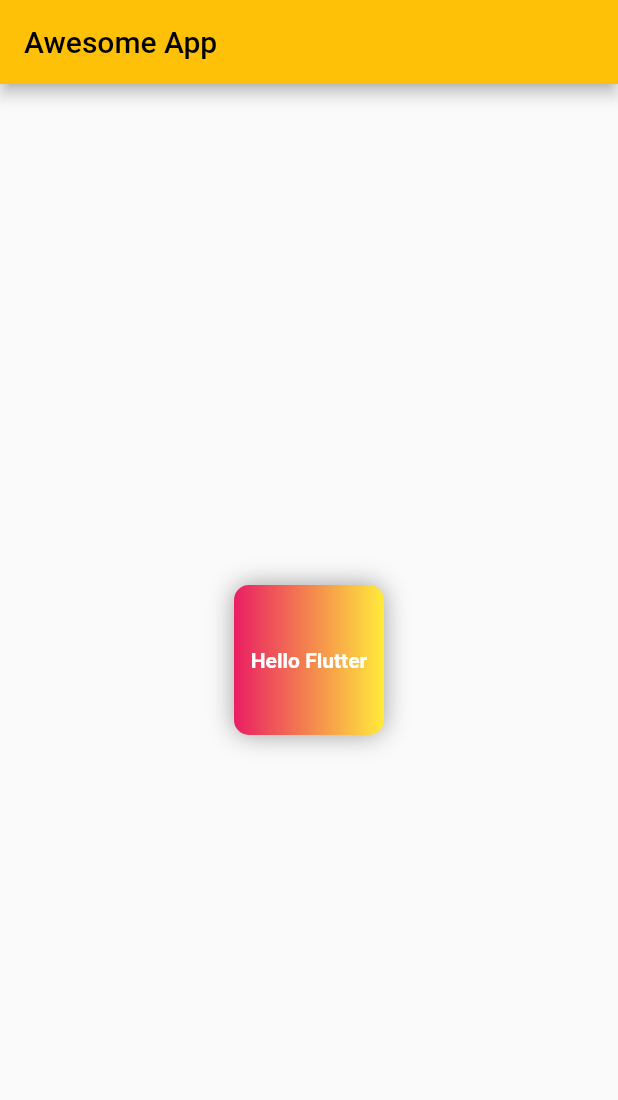
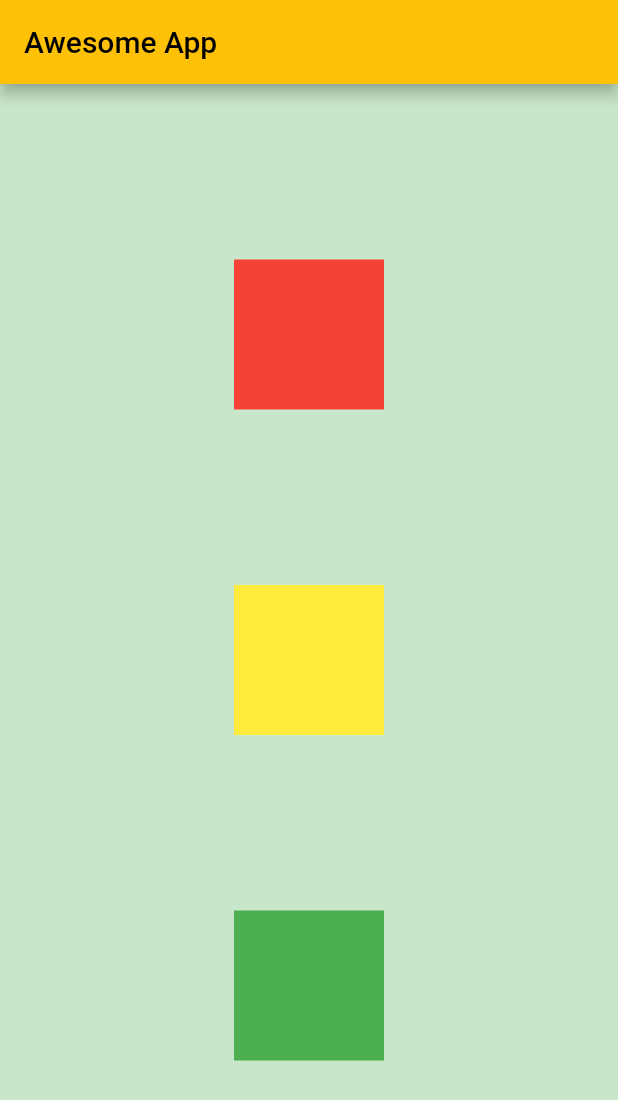
Before and after one commit to Rahul0714/starter, a Flutter app: the screen it shows after launch, on a phone screen of 412 x 824 dp. Shown: the top 1100 px of the screen. Run offline on Flutter 3.47's test engine with Material 2 defaults, Android fonts, the phone set to English and light mode, and no system bars.

Commit message:
ch#3 completed

```diff
--- a/lib/main.dart
+++ b/lib/main.dart
@@ -17,33 +17,31 @@ class HomePage extends StatelessWidget {
         appBar: AppBar(
           title: const Text("Awesome App"),
         ),
-      body: Center(
-        child: Container(
+        body: Container(
+          color: Colors.green[100],
+          width: double.infinity,
+          height: double.infinity,
+          child: Column(
+            mainAxisAlignment: MainAxisAlignment.spaceEvenly,
+            crossAxisAlignment: CrossAxisAlignment.center,
+            children: [
+              Container(
+                width: 100,
                 height: 100,
+                color: Colors.red,
+              ),
+              Container(
                 width: 100,
-          alignment: Alignment.center,
-          decoration: BoxDecoration(
-              color: Colors.red,
-              borderRadius: BorderRadius.circular(10),
-              gradient:
-                  const LinearGradient(colors: [Colors.pink, Colors.yellow]),
-              boxShadow: const [
-                BoxShadow(
-                  color: Colors.grey,
-                  blurRadius: 14,
-                )
-              ]),
-          child: const Text(
-            "Hello Flutter",
-            textAlign: TextAlign.center,
-            style: TextStyle(
-              fontWeight: FontWeight.bold,
-              color: Colors.white,
-              fontSize: 14,
+                height: 100,
+                color: Colors.yellow,
               ),
+              Container(
+                width: 100,
+                height: 100,
+                color: Colors.green,
               ),
+            ],
           ),
-      ),
-    );
+        ));
   }
 }
```
Lines whose indentation alone changed are shown as unchanged.
